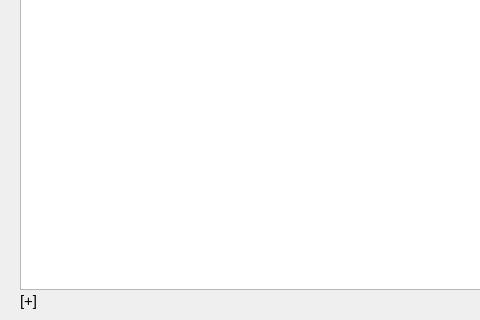
Before: the Qt Designer form edittask.ui in imtheprince7/Todo-App, drawn with Qt 5; both pictures show x 0 to 480 and y 380 to 700 of the 1100 by 700 pixel window.
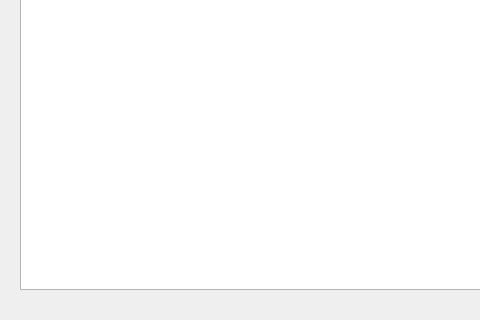
After: the same form once the commit is applied.

The edit to the form file:
```diff
--- a/edittask.ui
+++ b/edittask.ui
@@ -72,30 +72,6 @@
     <string>Back</string>
    </property>
   </widget>
-  <widget class="QLabel" name="connectionMessageLabel">
-   <property name="geometry">
-    <rect>
-     <x>20</x>
-     <y>670</y>
-     <width>200</width>
-     <height>21</height>
-    </rect>
-   </property>
-   <property name="maximumSize">
-    <size>
-     <width>200</width>
-     <height>50</height>
-    </size>
-   </property>
-   <property name="font">
-    <font>
-     <pointsize>11</pointsize>
-    </font>
-   </property>
-   <property name="text">
-    <string>[+]</string>
-   </property>
-  </widget>
   <widget class="QTableWidget" name="ViewTaskTableWidget">
    <property name="geometry">
     <rect>
```
